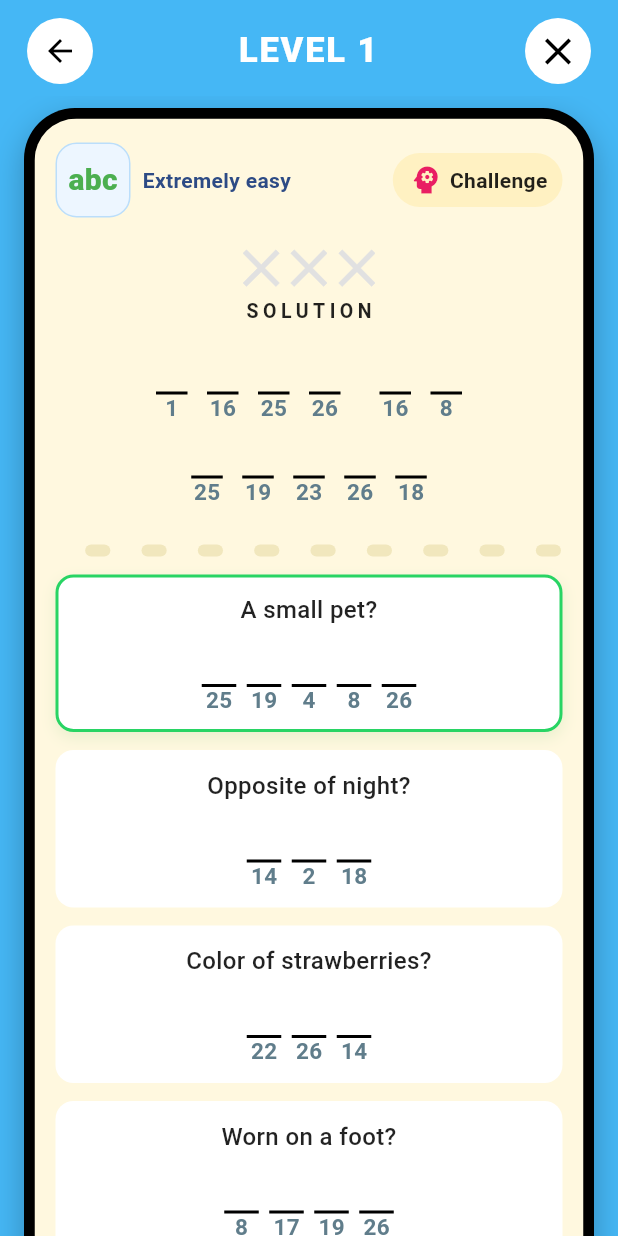
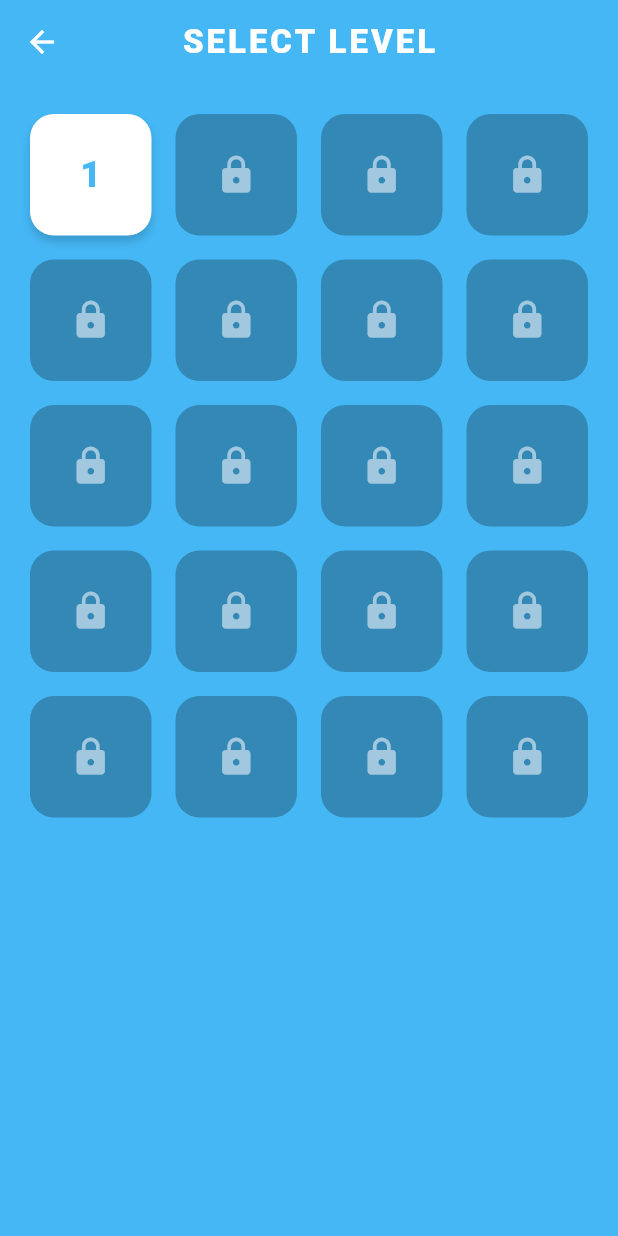
Before and after one commit to nguyenthilocnhi/PRM_Project, a Flutter app: the screen it shows after launch, after a tap on "PLAY", on a phone screen of 412 x 824 dp. Run offline on Flutter 3.47's test engine with Material 3 defaults, Android fonts, the phone set to English and light mode, and no system bars; our stand-ins replace confetti, shared_preferences; Roboto replaces fonts that are missing (Arial).

Commit message:
feat: add Level Selection Screen and unlock progression

```diff
--- a/lib/features/game/game_provider.dart
+++ b/lib/features/game/game_provider.dart
@@ -21,6 +21,7 @@ class GameProvider extends ChangeNotifier {
   bool _isLoading = true;
   bool _isLevelComplete = false;
   int _hintCount = 3;
+  int _maxUnlockedLevel = 1;
 
   List<Level> get allLevels => _allLevels;
   Level? get currentLevel => _currentLevel;
@@ -29,6 +30,7 @@ class GameProvider extends ChangeNotifier {
   bool get isLoading => _isLoading;
   bool get isLevelComplete => _isLevelComplete;
   int get hintCount => _hintCount;
+  int get maxUnlockedLevel => _maxUnlockedLevel;
 
   GameProvider() {
     _initGame();
@@ -47,6 +49,7 @@ class GameProvider extends ChangeNotifier {
     }
 
     _hintCount = await _storageService.loadHints();
+    _maxUnlockedLevel = await _storageService.loadMaxUnlockedLevel();
     final currentLevelId = await _storageService.loadCurrentLevel();
     await loadLevel(currentLevelId);
   }
@@ -182,6 +185,12 @@ class GameProvider extends ChangeNotifier {
     }
 
     _isLevelComplete = isWin;
+    if (isWin) {
+      if (_currentLevel!.id >= _maxUnlockedLevel && _currentLevel!.id < _allLevels.length) {
+        _maxUnlockedLevel = _currentLevel!.id + 1;
+        _storageService.saveMaxUnlockedLevel(_maxUnlockedLevel);
+      }
+    }
   }
 
   Future<void> nextLevel() async {
--- a/lib/features/game/storage_service.dart
+++ b/lib/features/game/storage_service.dart
@@ -5,6 +5,17 @@ class StorageService {
   static const String _keyCurrentLevel = 'current_level';
   static const String _keyPrefixProgress = 'progress_level_';
   static const String _keyHints = 'hint_count';
+  static const String _keyMaxUnlockedLevel = 'max_unlocked_level';
+
+  Future<void> saveMaxUnlockedLevel(int levelId) async {
+    final prefs = await SharedPreferences.getInstance();
+    await prefs.setInt(_keyMaxUnlockedLevel, levelId);
+  }
+
+  Future<int> loadMaxUnlockedLevel() async {
+    final prefs = await SharedPreferences.getInstance();
+    return prefs.getInt(_keyMaxUnlockedLevel) ?? 1;
+  }
 
   Future<void> saveHints(int count) async {
     final prefs = await SharedPreferences.getInstance();
--- a/lib/features/screens/home_screen.dart
+++ b/lib/features/screens/home_screen.dart
@@ -1,5 +1,5 @@
 import 'package:flutter/material.dart';
-import 'game_screen.dart';
+import 'level_selection_screen.dart';
 
 class HomeScreen extends StatelessWidget {
   const HomeScreen({super.key});
@@ -60,7 +60,7 @@ class HomeScreen extends StatelessWidget {
               ElevatedButton(
                 onPressed: () {
                   Navigator.of(context).push(
-                    MaterialPageRoute(builder: (context) => const GameScreen()),
+                    MaterialPageRoute(builder: (context) => const LevelSelectionScreen()),
                   );
                 },
                 style: ElevatedButton.styleFrom(
--- /dev/null
+++ b/lib/features/screens/level_selection_screen.dart
@@ -0,0 +1,94 @@
+import 'package:flutter/material.dart';
+import 'package:provider/provider.dart';
+
+import 'package:project/features/game/game_provider.dart';
+import 'package:project/features/screens/game_screen.dart';
+
+class LevelSelectionScreen extends StatelessWidget {
+  const LevelSelectionScreen({super.key});
+
+  @override
+  Widget build(BuildContext context) {
+    final provider = context.watch<GameProvider>();
+    final levels = provider.allLevels;
+    final maxUnlocked = provider.maxUnlockedLevel;
+
+    return Scaffold(
+      backgroundColor: const Color(0xff45b7f5),
+      appBar: AppBar(
+        backgroundColor: Colors.transparent,
+        elevation: 0,
+        leading: IconButton(
+          icon: const Icon(Icons.arrow_back, color: Colors.white),
+          onPressed: () => Navigator.of(context).pop(),
+        ),
+        title: const Text(
+          'SELECT LEVEL',
+          style: TextStyle(
+            color: Colors.white,
+            fontWeight: FontWeight.w900,
+            letterSpacing: 2,
+          ),
+        ),
+        centerTitle: true,
+      ),
+      body: levels.isEmpty
+        ? const Center(child: CircularProgressIndicator(color: Colors.white))
+        : GridView.builder(
+            padding: const EdgeInsets.all(20),
+            gridDelegate: const SliverGridDelegateWithFixedCrossAxisCount(
+              crossAxisCount: 4,
+              crossAxisSpacing: 16,
+              mainAxisSpacing: 16,
+              childAspectRatio: 1,
+            ),
+            itemCount: levels.length,
+            itemBuilder: (context, index) {
+              final level = levels[index];
+              final isUnlocked = level.id <= maxUnlocked;
+
+              return GestureDetector(
+                onTap: isUnlocked ? () async {
+                  await provider.loadLevel(level.id);
+                  if (context.mounted) {
+                    Navigator.of(context).push(
+                      MaterialPageRoute(builder: (_) => const GameScreen()),
+                    );
+                  }
+                } : null,
+                child: Container(
+                  decoration: BoxDecoration(
+                    color: isUnlocked ? Colors.white : Colors.black26,
+                    borderRadius: BorderRadius.circular(16),
+                    boxShadow: [
+                      if (isUnlocked)
+                        BoxShadow(
+                          color: Colors.black.withValues(alpha: 0.15),
+                          blurRadius: 4,
+                          offset: const Offset(0, 4),
+                        ),
+                    ],
+                  ),
+                  child: Center(
+                    child: isUnlocked
+                        ? Text(
+                            '${level.id}',
+                            style: const TextStyle(
+                              color: Color(0xff45b7f5),
+                              fontSize: 24,
+                              fontWeight: FontWeight.w900,
+                            ),
+                          )
+                        : const Icon(
+                            Icons.lock,
+                            color: Colors.white54,
+                            size: 28,
+                          ),
+                  ),
+                ),
+              );
+            },
+          ),
+    );
+  }
+}
```
